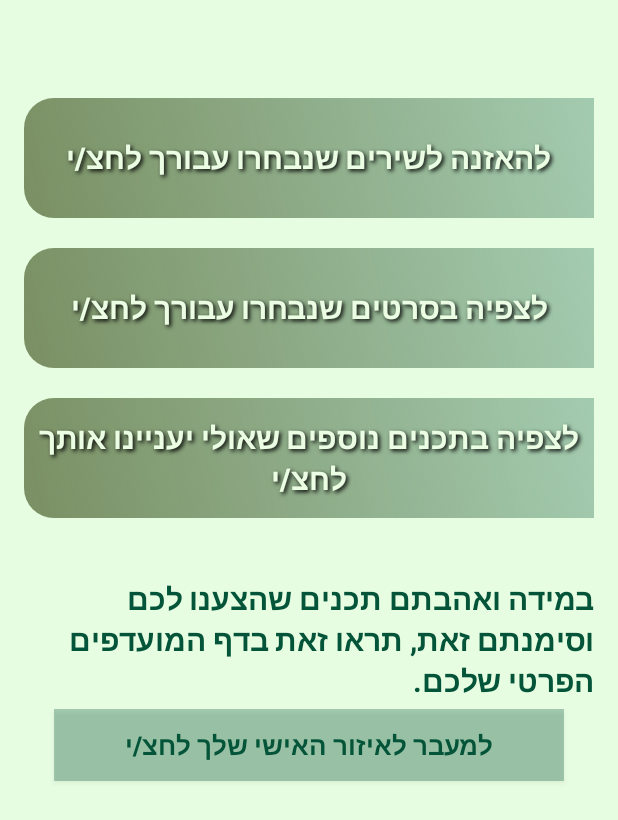
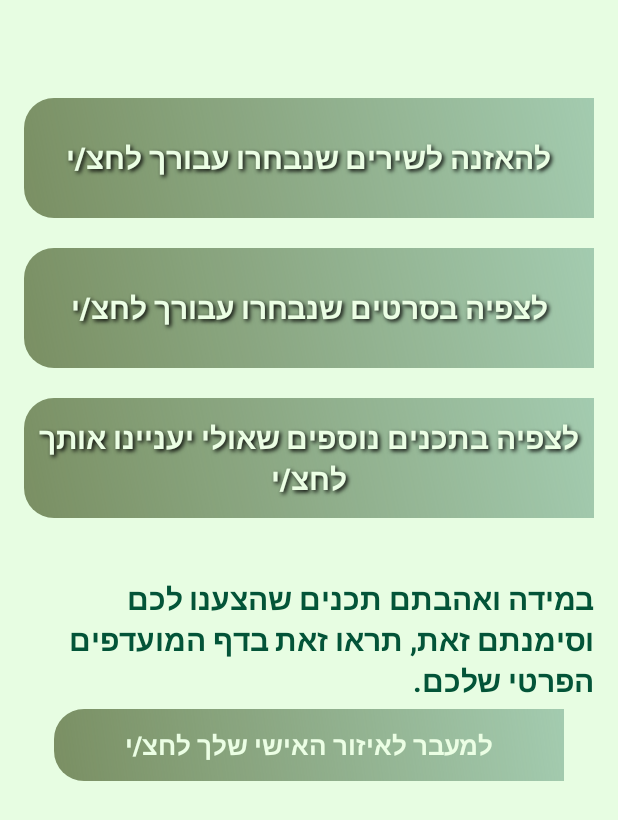
Before and after one commit to leacohen/YADLEDOR, an Android app: the MainFavoriteActivity screen opened directly, with no data from a screen before it, on a phone screen of 412 x 824 dp. Shown: the top 820 px of the screen. Run offline under Robolectric (Android 15) with nearby library versions, the phone set to English and light mode, and no system bars; 1 statement that could not run was skipped.

Commit message:
improved favorite button layout

```diff
--- a/Android App/app/src/main/res/layout/activity_main_favorite_actvity.xml
+++ b/Android App/app/src/main/res/layout/activity_main_favorite_actvity.xml
@@ -93,10 +93,10 @@
         android:text="@string/btnfavoritpage"
         android:id="@+id/btnfavoritpage"
         android:textAlignment="center"
-        android:background="#4c035438"
+        android:background="@drawable/buttonshape"
         android:gravity="center"
         android:textStyle="bold"
-        android:textColor="#035438"
+        android:textColor="#ebfee4"
         android:layout_marginRight="20dp"
         android:layout_marginLeft="20dp"
         android:layout_marginTop="5dp"
```
